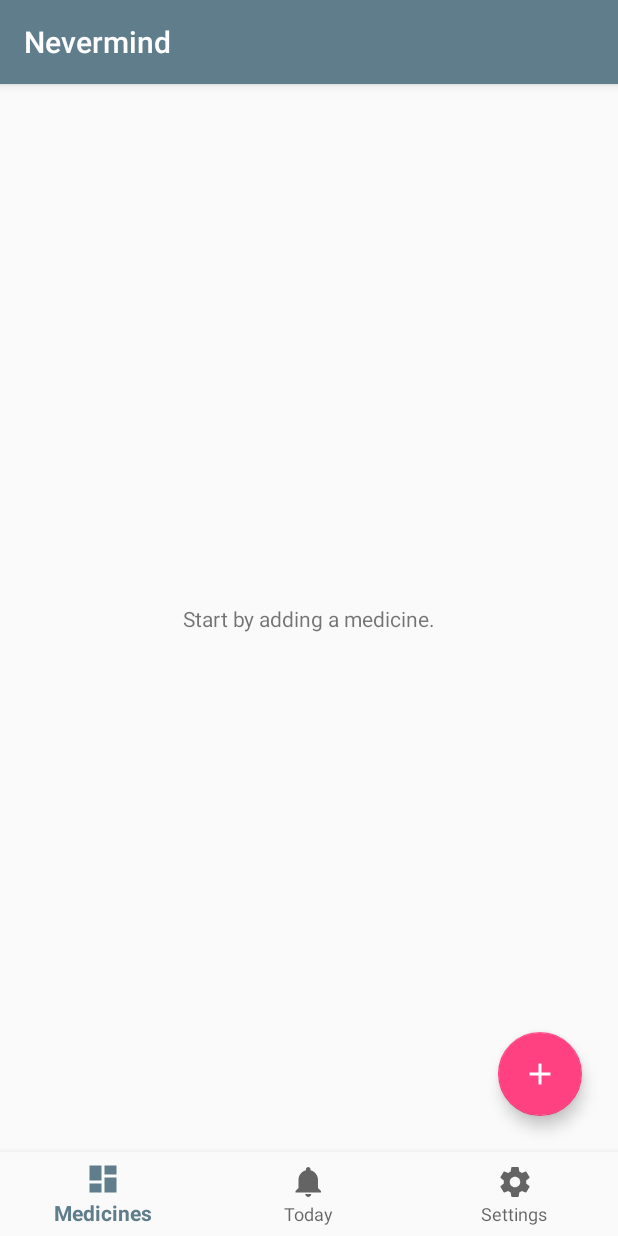
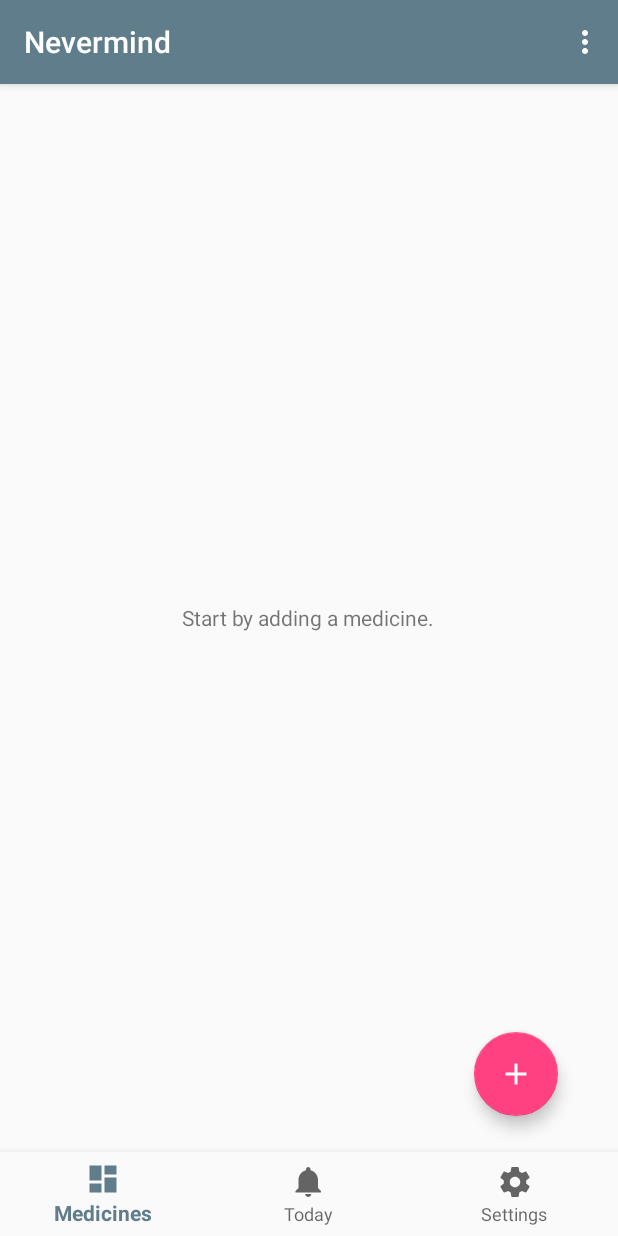
Before and after one commit to leesah/nirvana, an Android app: the screen it shows after launch (MainActivity), on a phone screen of 412 x 824 dp. Run offline under Robolectric (Android 15) with nearby library versions, the phone set to English and light mode, and no system bars.

Commit message:
refresh button for both medication list and reminder list

```diff
--- a/nirvana/src/main/java/name/leesah/nirvana/ui/main/MedicationListFragment.java
+++ b/nirvana/src/main/java/name/leesah/nirvana/ui/main/MedicationListFragment.java
@@ -3,10 +3,16 @@ package name.leesah.nirvana.ui.main;
 import android.app.Fragment;
 import android.content.Context;
 import android.content.Intent;
+import android.os.AsyncTask;
 import android.os.Bundle;
 import android.support.annotation.NonNull;
+import android.support.annotation.Nullable;
 import android.support.design.widget.FloatingActionButton;
+import android.support.v4.widget.SwipeRefreshLayout;
 import android.view.LayoutInflater;
+import android.view.Menu;
+import android.view.MenuInflater;
+import android.view.MenuItem;
 import android.view.View;
 import android.view.ViewGroup;
 import android.widget.ArrayAdapter;
@@ -23,6 +29,7 @@ import name.leesah.nirvana.ui.medication.MedicationActivity;
 import name.leesah.nirvana.ui.widget.MedicationCard;
 
 import static android.app.Activity.RESULT_OK;
+import static java.util.stream.Collectors.toList;
 import static name.leesah.nirvana.ui.medication.MedicationActivity.REQUEST_CODE_ADD_MEDICATION;
 import static name.leesah.nirvana.ui.medication.MedicationActivity.REQUEST_CODE_EDIT_MEDICATION;
 
@@ -31,40 +38,74 @@ import static name.leesah.nirvana.ui.medication.MedicationActivity.REQUEST_CODE_
  */
 public class MedicationListFragment extends Fragment {
 
-    private final ArrayList<Medication> medications = new ArrayList<>();
-    private ArrayAdapter<Medication> arrayAdapter;
+    private final List<Medication> medications = new ArrayList<>();
+    private ArrayAdapter<Medication> adapter;
+    private SwipeRefreshLayout refreshLayout;
 
-    public MedicationListFragment() {
+    @Override
+    public void onCreate(@Nullable Bundle savedInstanceState) {
+        super.onCreate(savedInstanceState);
+        setHasOptionsMenu(true);
+
+        if (medications.isEmpty()) medications.addAll(buildMedicationList());
+        if (adapter == null) adapter = new MedicationArrayAdapter(getContext(), medications);
     }
 
     @Override
     public View onCreateView(LayoutInflater inflater, ViewGroup container, Bundle savedInstanceState) {
-        View view = inflater.inflate(R.layout.medication_list, container, false);
+        return inflater.inflate(R.layout.medication_list, container, false);
+    }
 
-        arrayAdapter = new MedicationArrayAdapter(getContext(), medications);
-
+    @Override
+    public void onViewCreated(View view, @Nullable Bundle savedInstanceState) {
         ListView listView = (ListView) view.findViewById(R.id.medications);
-        listView.setAdapter(arrayAdapter);
+        listView.setAdapter(adapter);
         listView.setEmptyView(view.findViewById(R.id.empty_view));
 
         FloatingActionButton addButton = (FloatingActionButton) view.findViewById(R.id.add_button);
         addButton.setOnClickListener(v -> MedicationActivity.add(getActivity()));
 
-        reloadMedications();
-        return view;
+        refreshLayout = ((SwipeRefreshLayout) view.findViewById(R.id.swipe_refresh));
+        refreshLayout.setOnRefreshListener(() -> new RefreshTask().execute());
+
+        super.onViewCreated(view, savedInstanceState);
+    }
+
+    @Override
+    public void onCreateOptionsMenu(Menu menu, MenuInflater inflater) {
+        inflater.inflate(R.menu.refresh_button, menu);
+    }
+
+    @Override
+    public boolean onOptionsItemSelected(MenuItem item) {
+        switch (item.getItemId()) {
+            case R.id.refresh_button:
+                refreshLayout.setRefreshing(true);
+                new RefreshTask().execute();
+                return true;
+            default:
+                return super.onOptionsItemSelected(item);
+        }
     }
 
     @Override
     public void onActivityResult(int requestCode, int resultCode, Intent data) {
         if (Arrays.asList(REQUEST_CODE_ADD_MEDICATION, REQUEST_CODE_EDIT_MEDICATION).contains(requestCode)
                 && resultCode == RESULT_OK)
-            reloadMedications();
+            new RefreshTask().execute();
     }
 
-    private void reloadMedications() {
+    @NonNull
+    private List<Medication> buildMedicationList() {
+        return Pharmacist.getInstance(getContext()).getMedications().stream()
+                .sorted().collect(toList());
+    }
+
+    private void onRefreshDone(List<Medication> result) {
         medications.clear();
-        medications.addAll(Pharmacist.getInstance(getContext()).getMedications());
-        arrayAdapter.notifyDataSetChanged();
+        medications.addAll(result);
+        if (adapter != null) adapter.notifyDataSetChanged();
+        refreshLayout.setRefreshing(false);
     }
 
     /**
@@ -87,4 +128,20 @@ public class MedicationListFragment extends Fragment {
         }
 
     }
+
+    private class RefreshTask extends AsyncTask<Void, Void, List<Medication>> {
+        @Override
+        protected List<Medication> doInBackground(Void... voids) {
+            return buildMedicationList();
+        }
+
+        @Override
+        protected void onPostExecute(List<Medication> result) {
+            super.onPostExecute(result);
+            onRefreshDone(result);
+        }
+
+    }
+
+
 }
--- /dev/null
+++ b/nirvana/src/main/res/drawable/ic_refresh.xml
@@ -0,0 +1,9 @@
+<vector xmlns:android="http://schemas.android.com/apk/res/android"
+        android:width="24dp"
+        android:height="24dp"
+        android:viewportWidth="24.0"
+        android:viewportHeight="24.0">
+    <path
+        android:fillColor="#FF000000"
+        android:pathData="M17.65,6.35C16.2,4.9 14.21,4 12,4c-4.42,0 -7.99,3.58 -7.99,8s3.57,8 7.99,8c3.73,0 6.84,-2.55 7.73,-6h-2.08c-0.82,2.33 -3.04,4 -5.65,4 -3.31,0 -6,-2.69 -6,-6s2.69,-6 6,-6c1.66,0 3.14,0.69 4.22,1.78L13,11h7V4l-2.35,2.35z"/>
+</vector>
--- a/nirvana/src/main/res/layout/medication_list.xml
+++ b/nirvana/src/main/res/layout/medication_list.xml
@@ -1,42 +1,29 @@
 <?xml version="1.0" encoding="utf-8"?>
 <FrameLayout xmlns:android="http://schemas.android.com/apk/res/android"
-    xmlns:app="http://schemas.android.com/apk/res-auto"
     xmlns:tools="http://schemas.android.com/tools"
     android:layout_width="match_parent"
-    android:layout_height="match_parent">
-
-    <android.support.constraint.ConstraintLayout
-        android:id="@+id/empty_view"
-        android:layout_width="match_parent"
-        android:layout_height="match_parent">
-
-        <TextView
-            android:layout_width="wrap_content"
-            android:layout_height="wrap_content"
-
-            android:text="@string/no_medication"
-            app:layout_constraintBottom_toBottomOf="parent"
-            app:layout_constraintHorizontal_bias="0.5"
-            app:layout_constraintLeft_toLeftOf="parent"
-            app:layout_constraintRight_toRightOf="parent"
-            app:layout_constraintTop_toTopOf="parent"
-            tools:layout_editor_absoluteX="191dp"
-            tools:layout_editor_absoluteY="255dp" />
-    </android.support.constraint.ConstraintLayout>
+    android:layout_height="match_parent"
+    android:layout_marginEnd="@dimen/activity_horizontal_margin"
+    android:layout_marginStart="@dimen/activity_horizontal_margin">
 
 
     <RelativeLayout
         android:layout_width="match_parent"
         android:layout_height="match_parent">
 
-        <ListView
-            android:id="@+id/medications"
+        <android.support.v4.widget.SwipeRefreshLayout
+            android:id="@+id/swipe_refresh"
             android:layout_width="match_parent"
-            android:layout_height="match_parent"
-            android:layout_marginStart="@dimen/activity_horizontal_margin"
-            android:layout_marginEnd="@dimen/activity_horizontal_margin"
-            android:divider="@null"
-            tools:listitem="@layout/medication_card" />
+            android:layout_height="match_parent">
+
+            <ListView
+                android:id="@+id/medications"
+                android:layout_width="match_parent"
+                android:layout_height="match_parent"
+                android:divider="@null"
+                tools:listitem="@layout/medication_card" />
+
+        </android.support.v4.widget.SwipeRefreshLayout>
 
         <android.support.design.widget.FloatingActionButton
             android:id="@+id/add_button"
@@ -48,4 +35,17 @@
 
     </RelativeLayout>
 
+    <RelativeLayout
+        android:id="@+id/empty_view"
+        android:layout_width="match_parent"
+        android:layout_height="match_parent">
+
+        <TextView
+            android:id="@+id/text"
+            android:layout_width="wrap_content"
+            android:layout_height="wrap_content"
+            android:layout_centerInParent="true"
+            android:text="@string/no_medication" />
+    </RelativeLayout>
+
 </FrameLayout>
--- /dev/null
+++ b/nirvana/src/main/res/menu/refresh_button.xml
@@ -0,0 +1,10 @@
+<?xml version="1.0" encoding="utf-8"?>
+<menu xmlns:app="http://schemas.android.com/apk/res-auto"
+    xmlns:android="http://schemas.android.com/apk/res/android">
+
+    <item
+        android:id="@+id/refresh_button"
+        android:icon="@drawable/ic_refresh"
+        android:title="@string/refresh"
+        app:showAsAction="never" />
+</menu>
--- a/nirvana/src/main/res/values/colors.xml
+++ b/nirvana/src/main/res/values/colors.xml
@@ -7,5 +7,5 @@
     <color name="primary_text">#212121</color>
     <color name="secondary_text">#757575</color>
     <color name="icons">#FFFFFF</color>
-    <color name="divider">#BDBDBD</color>
+    <color name="divider">#bdbdbd</color>
 </resources>
--- a/nirvana/src/main/res/values/strings.xml
+++ b/nirvana/src/main/res/values/strings.xml
@@ -141,6 +141,7 @@
     <string name="stopping_until_cycle_ends">Until treatment cycle ends</string>
     <string name="stopping_never">Never</string>
     <string name="to_string_recurring_until_date">Recurs until %s</string>
+    <string name="refresh">Refresh</string>
     <plurals name="to_string_timed_dosage">
         <item quantity="one">%1$d unit at %2$s</item>
         <item quantity="other">%1$d units at %2$s</item>
```
Also changed, not shown: nirvana/src/main/java/name/leesah/nirvana/model/medication/Medication.java (+20 -2 lines), nirvana/src/main/java/name/leesah/nirvana/ui/main/ReminderCardData.java (+10 -7 lines), nirvana/src/main/java/name/leesah/nirvana/ui/main/RemindersOfDayFragment.java (+80 -20 lines), nirvana/src/main/res/drawable/ic_circle.xml (added, +9 -0 lines), nirvana/src/main/res/layout/reminder_list.xml (+19 -20 lines).
